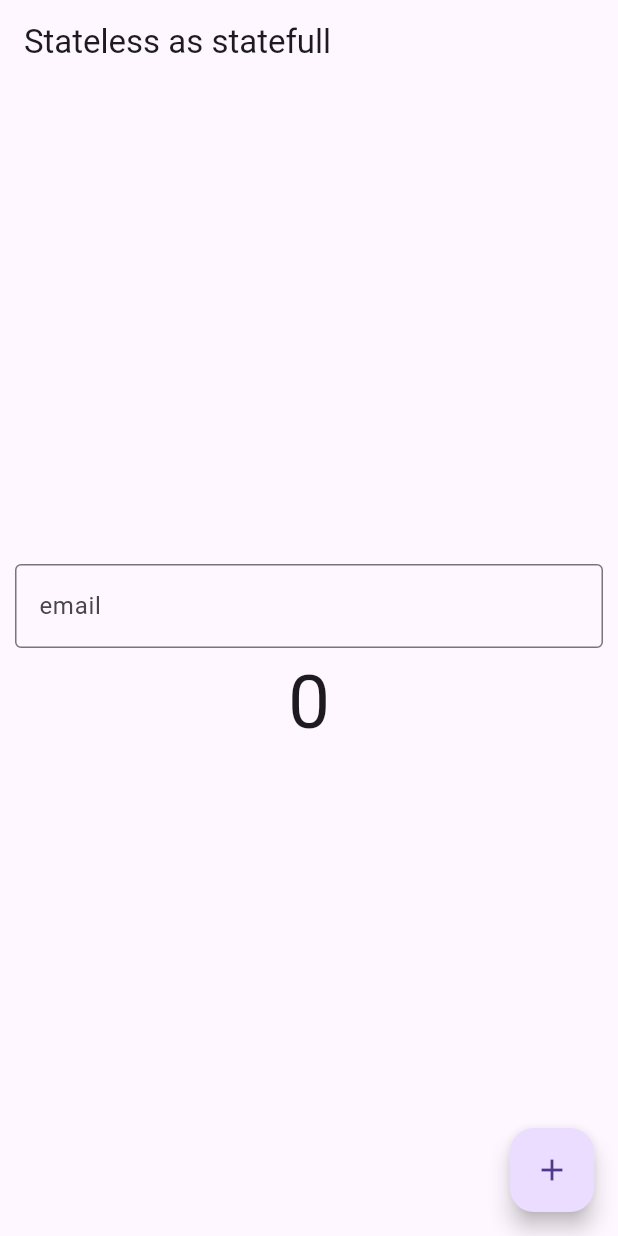
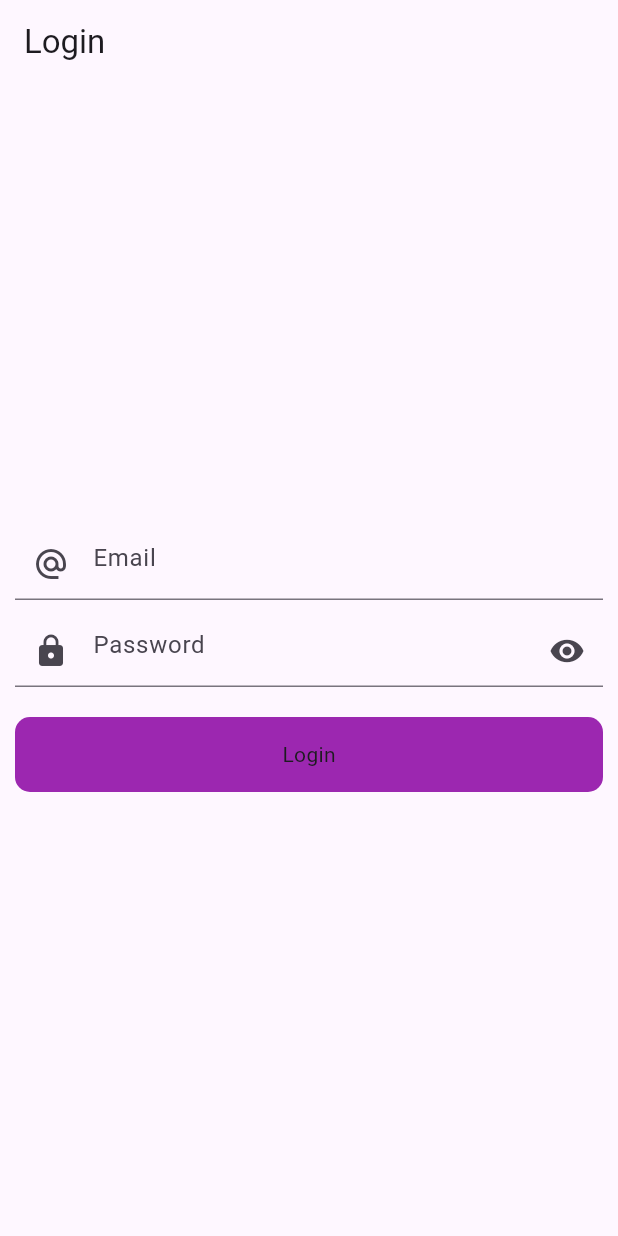
Before and after one commit to IsmailCoder366/providers, a Flutter app: the screen it shows after launch, on a phone screen of 412 x 824 dp. Run offline on Flutter 3.47's test engine with Material 3 defaults, Android fonts, the phone set to English and light mode, and no system bars.

```diff
--- a/StudioProjects/provider_by_asif_taj/lib/main.dart
+++ b/StudioProjects/provider_by_asif_taj/lib/main.dart
@@ -1,5 +1,6 @@
 import 'package:flutter/material.dart';
 import 'package:provider/provider.dart';
+import 'package:provider_by_asif_taj/provider/auth_provider.dart';
 import 'package:provider_by_asif_taj/provider/count_provider.dart';
 import 'package:provider_by_asif_taj/provider/example_one_provider.dart';
 import 'package:provider_by_asif_taj/provider/favourite_provider.dart';
@@ -7,6 +8,7 @@ import 'package:provider_by_asif_taj/provider/theme_changer_provider.dart';
 import 'package:provider_by_asif_taj/screens/count_example.dart';
 import 'package:provider_by_asif_taj/screens/count_example_one.dart';
 import 'package:provider_by_asif_taj/screens/favourate/favourite_screen.dart';
+import 'package:provider_by_asif_taj/screens/login.dart';
 import 'package:provider_by_asif_taj/screens/theme_example/dark_theme.dart';
 import 'package:provider_by_asif_taj/screens/value_notifyListener.dart';
 import 'package:provider_by_asif_taj/statefull_widgets.dart';
@@ -31,6 +33,7 @@ class MyApp extends StatelessWidget {
         ChangeNotifierProvider(create: (_)=>CountExampleOne()),
         ChangeNotifierProvider(create: (_)=>FavouriteItemsProvider()),
         ChangeNotifierProvider(create: (_)=>ThemeChangerProvider()),
+        ChangeNotifierProvider(create: (_)=>AuthProvider()),
     ],
     child: Builder(
       builder: (BuildContext context) {
@@ -47,7 +50,7 @@ class MyApp extends StatelessWidget {
             primarySwatch: Colors.yellow,
             primaryColor: Colors.purple
           ),
-          home: ValueNotifylistener(),
+          home: Login(),
         );
       }
     ),
--- /dev/null
+++ b/StudioProjects/provider_by_asif_taj/lib/provider/auth_provider.dart
@@ -0,0 +1,5 @@
+import 'package:flutter/foundation.dart';
+
+class AuthProvider with ChangeNotifier{
+
+}
--- /dev/null
+++ b/StudioProjects/provider_by_asif_taj/lib/screens/login.dart
@@ -0,0 +1,74 @@
+import 'package:flutter/material.dart';
+
+class Login extends StatefulWidget {
+  const Login({super.key});
+
+  @override
+  State<Login> createState() => _LoginState();
+}
+
+class _LoginState extends State<Login> {
+  TextEditingController emailController = TextEditingController();
+  TextEditingController passwordController = TextEditingController();
+
+  bool isShowPassword = false;
+  @override
+  Widget build(BuildContext context) {
+    return Scaffold(
+      appBar: AppBar(
+        title: Text('Login'),
+      ),
+      body: Column(
+        mainAxisAlignment: MainAxisAlignment.center,
+        crossAxisAlignment: CrossAxisAlignment.center,
+        children: [
+            Padding(
+              padding: const EdgeInsets.symmetric(horizontal: 10.0),
+              child: TextFormField(
+                controller: emailController,
+
+                decoration: InputDecoration(
+                  hintText: 'Email',
+                  prefixIcon: Icon(Icons.alternate_email)
+                ),
+              ),
+            ),
+            SizedBox(height: 10,),
+            Padding(
+              padding: const EdgeInsets.symmetric(horizontal: 10.0),
+              child: TextFormField(
+                obscureText: !isShowPassword,
+                controller: passwordController,
+                decoration: InputDecoration(
+                  prefixIcon: Icon(Icons.lock),
+                  hintText: 'Password',
+                  suffixIcon: IconButton(
+                    icon: Icon(
+                      isShowPassword ? Icons.visibility_off : Icons.visibility,
+                    ),
+                    onPressed: () {
+                      setState(() {
+                        isShowPassword = !isShowPassword;
+                      });
+                    },
+                  ),
+                ),
+              ),
+            ),
+          SizedBox(height: 20,),
+          Padding(
+            padding: const EdgeInsets.symmetric(horizontal: 10.0),
+            child: Container(
+              height: 50,
+              decoration: BoxDecoration(
+                color: Colors.purple,
+                borderRadius: BorderRadius.circular(10)
+              ),
+              child: Center(child: Text('Login')),
+            ),
+          )
+        ],
+      ),
+    );
+  }
+}
--- a/StudioProjects/provider_by_asif_taj/pubspec.yaml
+++ b/StudioProjects/provider_by_asif_taj/pubspec.yaml
@@ -35,6 +35,7 @@ dependencies:
   # Use with the CupertinoIcons class for iOS style icons.
   cupertino_icons: ^1.0.8
   provider: ^6.1.5+1
+  http: ^1.6.0
 
 dev_dependencies:
   flutter_test:
```
Also changed, not shown: StudioProjects/provider_by_asif_taj/pubspec.lock.
